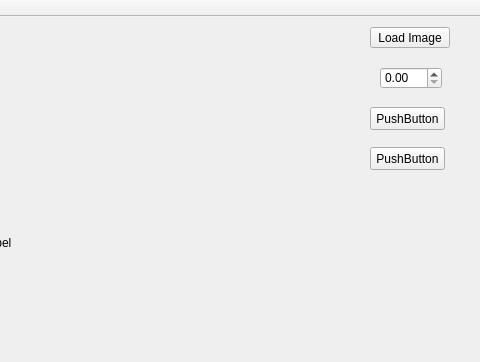
StenFox/Image, file mainwindow.ui: the form before one commit; both pictures show x 520 to 1000 and y 0 to 362 of the 1000 by 800 pixel window.
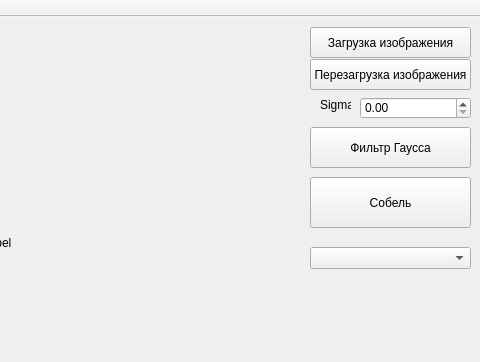
The form after the commit.

Commit message: 1 лабораторная,свёртка,Собель,фильтр Гаусса.

```diff
--- a/mainwindow.ui
+++ b/mainwindow.ui
@@ -17,14 +17,14 @@
    <widget class="QPushButton" name="LoadImageButton">
     <property name="geometry">
      <rect>
-      <x>890</x>
+      <x>830</x>
       <y>10</y>
-      <width>80</width>
-      <height>21</height>
+      <width>161</width>
+      <height>31</height>
      </rect>
     </property>
     <property name="text">
-     <string>Load Image</string>
+     <string>Загрузка изображения</string>
     </property>
    </widget>
    <widget class="QLabel" name="label">
@@ -43,22 +43,22 @@
    <widget class="QPushButton" name="GaussBlurButton">
     <property name="geometry">
      <rect>
-      <x>890</x>
-      <y>90</y>
-      <width>75</width>
-      <height>23</height>
+      <x>830</x>
+      <y>110</y>
+      <width>161</width>
+      <height>41</height>
      </rect>
     </property>
     <property name="text">
-     <string>PushButton</string>
+     <string>Фильтр Гаусса</string>
     </property>
    </widget>
    <widget class="QDoubleSpinBox" name="doubleSpinBox">
     <property name="geometry">
      <rect>
-      <x>900</x>
-      <y>50</y>
-      <width>62</width>
+      <x>880</x>
+      <y>80</y>
+      <width>111</width>
       <height>22</height>
      </rect>
     </property>
@@ -69,14 +69,14 @@
    <widget class="QPushButton" name="SobelButton">
     <property name="geometry">
      <rect>
-      <x>890</x>
-      <y>130</y>
-      <width>75</width>
-      <height>23</height>
+      <x>830</x>
+      <y>160</y>
+      <width>161</width>
+      <height>51</height>
      </rect>
     </property>
     <property name="text">
-     <string>PushButton</string>
+     <string>Собель</string>
     </property>
    </widget>
    <widget class="QLabel" name="label_2">
@@ -92,6 +92,42 @@
      <string>TextLabel</string>
     </property>
    </widget>
+   <widget class="QComboBox" name="M_EdgeComboBox">
+    <property name="geometry">
+     <rect>
+      <x>830</x>
+      <y>230</y>
+      <width>161</width>
+      <height>22</height>
+     </rect>
+    </property>
+   </widget>
+   <widget class="QPushButton" name="ReloadImageButton">
+    <property name="geometry">
+     <rect>
+      <x>830</x>
+      <y>42</y>
+      <width>161</width>
+      <height>31</height>
+     </rect>
+    </property>
+    <property name="text">
+     <string>Перезагрузка изображения</string>
+    </property>
+   </widget>
+   <widget class="QLabel" name="label_Sigma">
+    <property name="geometry">
+     <rect>
+      <x>840</x>
+      <y>80</y>
+      <width>31</width>
+      <height>16</height>
+     </rect>
+    </property>
+    <property name="text">
+     <string>Sigma</string>
+    </property>
+   </widget>
   </widget>
   <widget class="QMenuBar" name="menuBar">
    <property name="geometry">
```
The commit also changes 5 other files.
